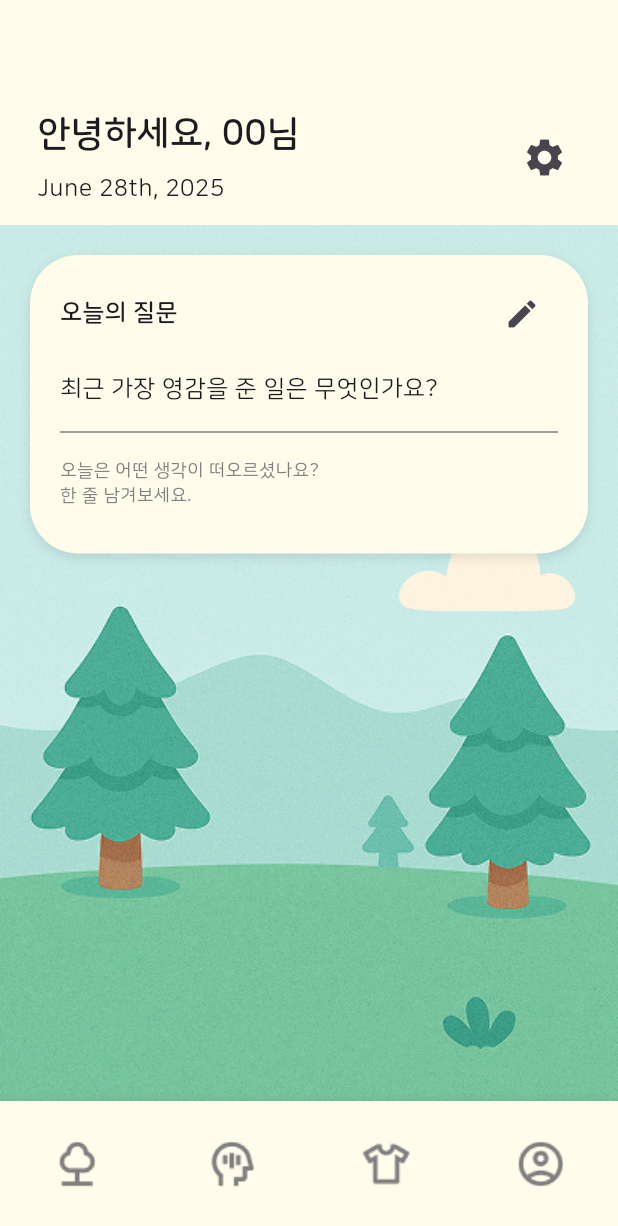
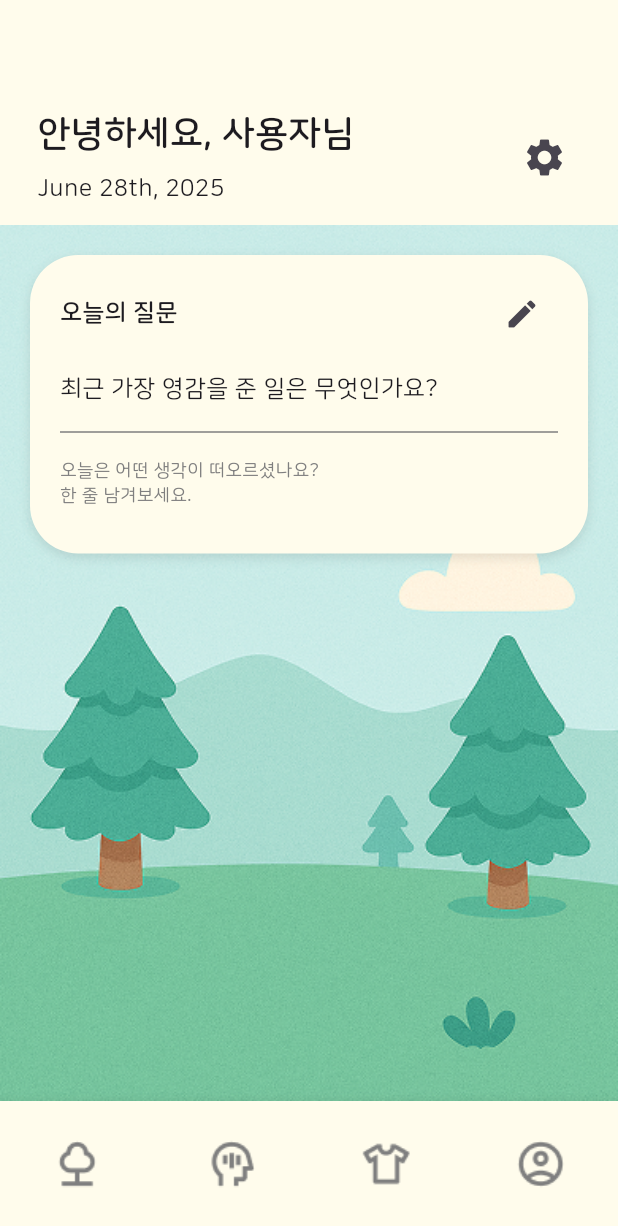
Before and after one commit to IDEA-SOOP/frontend, a Flutter app: the HomeScreen screen opened directly, on a phone screen of 412 x 824 dp. Shown: the top 1226 px of the screen. Run offline on Flutter 3.47's test engine with Material 3 defaults, Android fonts, the phone set to English and light mode, and no system bars; missing offline and left inert: kakao_flutter_sdk_user.

Commit message:
홈화면 이름표시

```diff
--- a/lib/screen/home_screen.dart
+++ b/lib/screen/home_screen.dart
@@ -28,7 +28,9 @@ String formatDateWithSuffix(DateTime date) {
 }
 
 class HomeScreen extends StatefulWidget {
-  const HomeScreen({super.key});
+  final String? nickname;
+
+  const HomeScreen({super.key, this.nickname});
 
   @override
   State<HomeScreen> createState() => _HomeScreenState();
@@ -55,7 +57,7 @@ class _HomeScreenState extends State<HomeScreen> {
     return Scaffold(
       body: Column(
         children: [
-          HomeAppBar(formattedDate: formattedDate),
+          HomeAppBar(formattedDate: formattedDate, nickname: widget.nickname),
           Expanded(
             child: Stack(
               children: [
@@ -109,7 +111,9 @@ class _HomeScreenState extends State<HomeScreen> {
 
 class HomeAppBar extends StatelessWidget {
   final String formattedDate;
-  const HomeAppBar({super.key, required this.formattedDate});
+  final String? nickname;
+
+  const HomeAppBar({super.key, required this.formattedDate, this.nickname});
 
   @override
   Widget build(BuildContext context) {
@@ -126,9 +130,12 @@ class HomeAppBar extends StatelessWidget {
                 crossAxisAlignment: CrossAxisAlignment.start,
                 mainAxisAlignment: MainAxisAlignment.center,
                 children: [
-                  const Text(
-                    "안녕하세요, 00님",
-                    style: TextStyle(fontSize: 24, fontWeight: FontWeight.bold),
+                  Text(
+                    "안녕하세요, ${nickname ?? '사용자'}님",
+                    style: const TextStyle(
+                      fontSize: 24,
+                      fontWeight: FontWeight.bold,
+                    ),
                   ),
                   const SizedBox(height: 8),
                   Text(formattedDate, style: const TextStyle(fontSize: 16)),
--- a/lib/screen/onboarding/StartView.dart
+++ b/lib/screen/onboarding/StartView.dart
@@ -45,7 +45,7 @@ class StartView extends StatelessWidget {
                   onPressed: () {
                     Navigator.of(context).push(
                       MaterialPageRoute(
-                        builder: (context) => const HomeScreen(),
+                        builder: (context) => HomeScreen(nickname: nickname),
                       ),
                     );
                   },
```
